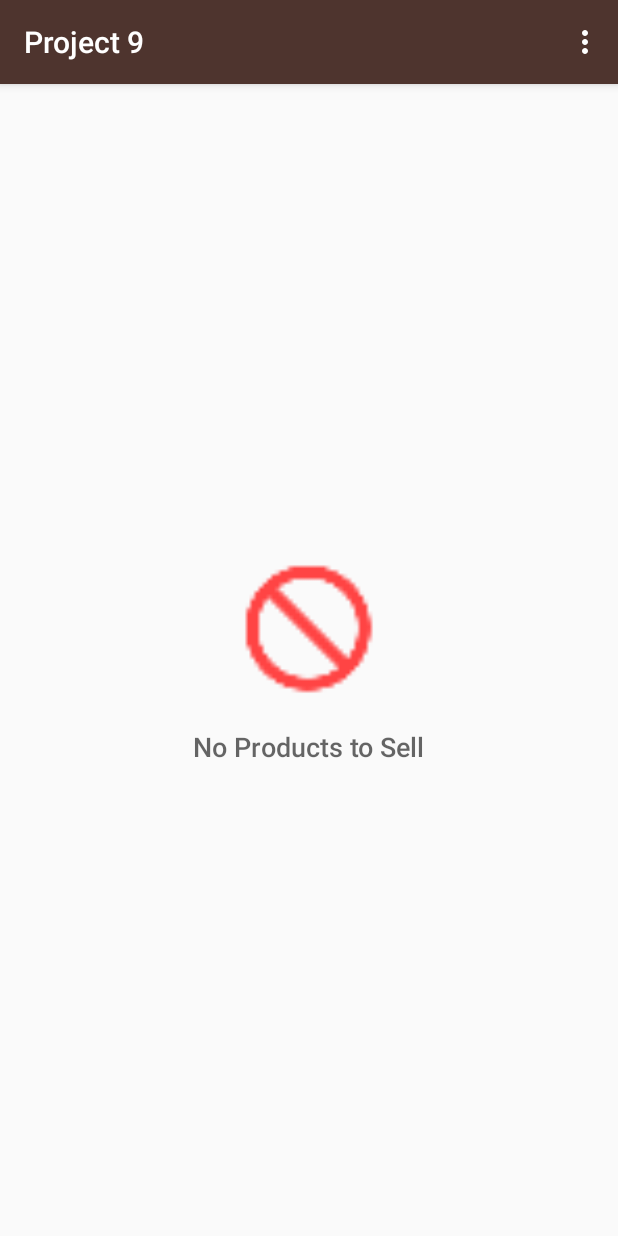
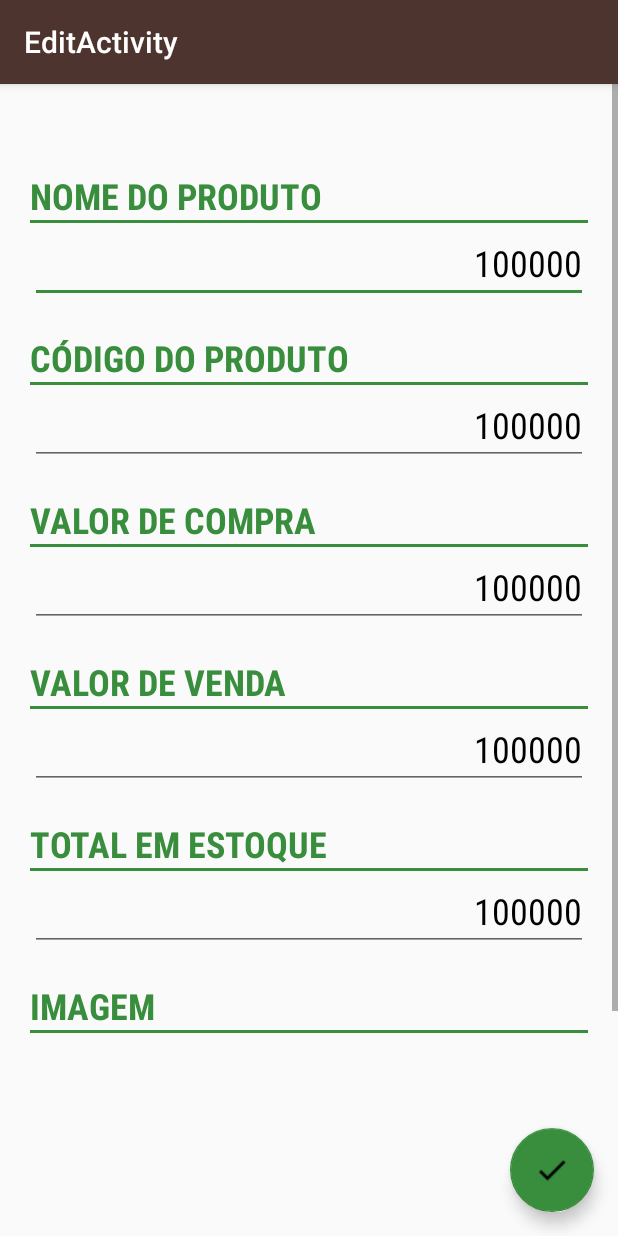
Before and after one commit to GustavoTDini/ABND---Project9, an Android app: the screen it shows after launch (InventoryActivity before the commit, EditActivity after it), in the options menu, after a tap on "Add New Product", on a phone screen of 412 x 824 dp. Run offline under Robolectric (Android 15) with nearby library versions, the phone set to English and light mode, and no system bars.

Commit message:
Add Other Activities Edit & Summary

```diff
--- a/app/src/main/AndroidManifest.xml
+++ b/app/src/main/AndroidManifest.xml
@@ -25,6 +25,11 @@
             android:authorities="com.example.android.project9"
             android:exported="false" />
 
+        <activity
+            android:name=".EditActivity"
+            android:label="@string/title_activity_edit"
+            android:theme="@style/AppTheme.NoActionBar" />
+        <activity android:name=".SummaryActivity"></activity>
     </application>
 
 </manifest>
--- a/app/src/main/java/com/example/android/project9/Data/InventoryContract.java
+++ b/app/src/main/java/com/example/android/project9/Data/InventoryContract.java
@@ -57,8 +57,9 @@ public class InventoryContract {
         public final static String COLUMN_PRODUCT_NAME ="name";
 
         /**
-         * Código do Produto
-         * <p>
+         * Código do Produto para fins de cadastro independente do Table Id, como
+         * por exemplo em um código de barras
+         *
          * Type: INTEGER
          */
         public final static String COLUMN_PRODUCT_CODE = "code";
--- /dev/null
+++ b/app/src/main/java/com/example/android/project9/EditActivity.java
@@ -0,0 +1,28 @@
+package com.example.android.project9;
+
+import android.os.Bundle;
+import android.support.design.widget.FloatingActionButton;
+import android.support.design.widget.Snackbar;
+import android.support.v7.app.AppCompatActivity;
+import android.support.v7.widget.Toolbar;
+import android.view.View;
+
+public class EditActivity extends AppCompatActivity {
+
+    @Override
+    protected void onCreate(Bundle savedInstanceState) {
+        super.onCreate( savedInstanceState );
+        setContentView( R.layout.activity_edit );
+        Toolbar toolbar = findViewById( R.id.toolbar );
+        setSupportActionBar( toolbar );
+
+        FloatingActionButton fab = findViewById( R.id.fab );
+        fab.setOnClickListener( new View.OnClickListener() {
+            @Override
+            public void onClick(View view) {
+                Snackbar.make( view, "Replace with your own action", Snackbar.LENGTH_LONG ).setAction( "Action", null ).show();
+            }
+        } );
+    }
+
+}
--- a/app/src/main/java/com/example/android/project9/InventoryActivity.java
+++ b/app/src/main/java/com/example/android/project9/InventoryActivity.java
@@ -1,10 +1,13 @@
 package com.example.android.project9;
 
 import android.app.LoaderManager;
+import android.content.ContentUris;
 import android.content.ContentValues;
 import android.content.CursorLoader;
+import android.content.Intent;
 import android.content.Loader;
 import android.database.Cursor;
+import android.net.Uri;
 import android.os.Bundle;
 import android.support.v7.app.AppCompatActivity;
 import android.support.v7.widget.Toolbar;
@@ -12,6 +15,7 @@ import android.util.Log;
 import android.view.Menu;
 import android.view.MenuItem;
 import android.view.View;
+import android.widget.AdapterView;
 import android.widget.ListView;
 
 import com.example.android.project9.Data.InventoryContract.InventoryEntry;
@@ -39,6 +43,26 @@ public class InventoryActivity extends AppCompatActivity implements LoaderManage
         mCursorAdapter = new InventoryCursorAdapter(this, null);
         InventoryListView.setAdapter( mCursorAdapter );
 
+        //Configura o ClickListener para abrir o EditMode do Produto
+        InventoryListView.setOnItemClickListener( new AdapterView.OnItemClickListener() {
+            @Override
+            public void onItemClick(AdapterView <?> parent, View view, int position, long id) {
+
+                Log.v( "Click", "onItemClick: " + id );
+                // abre o novo intent
+                Intent intent = new Intent( InventoryActivity.this, EditActivity.class );
+
+                // Carrega o Uri que contem o item clicado e o carrega como data para o intent
+                Uri currentPetUri = ContentUris.withAppendedId( InventoryEntry.CONTENT_URI, id );
+                intent.setData( currentPetUri );
+
+                Log.v( "Click", "onItemClick: " + id );
+
+                // Abre a nova Activity
+                startActivity( intent );
+            }
+        } );
+
         // Kick off the loader
         getLoaderManager().initLoader(INVENTORY_LOADER, null, this);
 
@@ -63,6 +87,12 @@ public class InventoryActivity extends AppCompatActivity implements LoaderManage
                 deleteInventory();
                 break;
             case (R.id.inventory_summary):
+                Intent summaryIntent = new Intent( InventoryActivity.this, SummaryActivity.class );
+                startActivity( summaryIntent );
+                break;
+            case (R.id.add_new_product):
+                Intent EditIntent = new Intent( InventoryActivity.this, EditActivity.class );
+                startActivity( EditIntent );
                 break;
         }
 
--- /dev/null
+++ b/app/src/main/res/drawable/delete_round_button.xml
@@ -0,0 +1,5 @@
+<?xml version="1.0" encoding="utf-8"?>
+<shape xmlns:android="http://schemas.android.com/apk/res/android">
+    <solid android:color="@android:color/holo_red_light" />
+    <corners android:radius="10dp" />
+</shape>
--- /dev/null
+++ b/app/src/main/res/layout/activity_edit.xml
@@ -0,0 +1,33 @@
+<?xml version="1.0" encoding="utf-8"?>
+<android.support.design.widget.CoordinatorLayout xmlns:android="http://schemas.android.com/apk/res/android"
+    xmlns:app="http://schemas.android.com/apk/res-auto"
+    xmlns:tools="http://schemas.android.com/tools"
+    android:layout_width="match_parent"
+    android:layout_height="match_parent"
+    tools:context="com.example.android.project9.EditActivity">
+
+    <android.support.design.widget.AppBarLayout
+        android:layout_width="match_parent"
+        android:layout_height="wrap_content"
+        android:theme="@style/AppTheme.AppBarOverlay">
+
+        <android.support.v7.widget.Toolbar
+            android:id="@+id/toolbar"
+            android:layout_width="match_parent"
+            android:layout_height="?attr/actionBarSize"
+            android:background="?attr/colorPrimary"
+            app:popupTheme="@style/AppTheme.PopupOverlay" />
+
+    </android.support.design.widget.AppBarLayout>
+
+    <include layout="@layout/content_edit" />
+
+    <android.support.design.widget.FloatingActionButton
+        android:id="@+id/fab"
+        android:layout_width="wrap_content"
+        android:layout_height="wrap_content"
+        android:layout_gravity="bottom|end"
+        android:layout_margin="@dimen/fab_margin"
+        app:srcCompat="@drawable/ic_check" />
+
+</android.support.design.widget.CoordinatorLayout>
--- /dev/null
+++ b/app/src/main/res/layout/content_edit.xml
@@ -0,0 +1,161 @@
+<?xml version="1.0" encoding="utf-8"?>
+<ScrollView xmlns:android="http://schemas.android.com/apk/res/android"
+    xmlns:app="http://schemas.android.com/apk/res-auto"
+    xmlns:tools="http://schemas.android.com/tools"
+    android:layout_width="match_parent"
+    android:layout_height="match_parent"
+    app:layout_behavior="@string/appbar_scrolling_view_behavior"
+    tools:context="com.example.android.project9.EditActivity"
+    tools:showIn="@layout/activity_edit">
+
+    <LinearLayout
+        android:layout_width="match_parent"
+        android:layout_height="wrap_content"
+        android:layout_marginTop="18dp"
+        android:orientation="vertical"
+        android:padding="20dp">
+
+        <TextView
+            style="@style/SummaryLabels"
+            android:layout_width="match_parent"
+            android:layout_height="wrap_content"
+            android:layout_marginTop="20dp"
+            android:text="Nome do Produto" />
+
+        <ImageView
+            android:layout_width="match_parent"
+            android:layout_height="2dp"
+            android:background="@color/colorAccent" />
+
+        <EditText
+            android:id="@+id/edit_name"
+            style="@style/SummaryValues"
+            android:layout_width="match_parent"
+            android:layout_height="wrap_content"
+            android:text="100000"
+            android:textAlignment="textEnd" />
+
+        <TextView
+            style="@style/SummaryLabels"
+            android:layout_width="wrap_content"
+            android:layout_height="wrap_content"
+            android:layout_marginTop="20dp"
+            android:text="Código do Produto" />
+
+        <ImageView
+            android:layout_width="match_parent"
+            android:layout_height="2dp"
+            android:background="@color/colorAccent" />
+
+        <EditText
+            android:id="@+id/edit_code"
+            style="@style/SummaryValues"
+            android:layout_width="match_parent"
+            android:layout_height="wrap_content"
+            android:text="100000"
+            android:textAlignment="textEnd" />
+
+        <TextView
+            style="@style/SummaryLabels"
+            android:layout_width="wrap_content"
+            android:layout_height="wrap_content"
+            android:layout_marginTop="20dp"
+            android:text="Valor de Compra" />
+
+        <ImageView
+            android:layout_width="match_parent"
+            android:layout_height="2dp"
+            android:background="@color/colorAccent" />
+
+        <EditText
+            android:id="@+id/edit_buy"
+            style="@style/SummaryValues"
+            android:layout_width="match_parent"
+            android:layout_height="wrap_content"
+            android:text="100000"
+            android:textAlignment="textEnd" />
+
+        <TextView
+            style="@style/SummaryLabels"
+            android:layout_width="wrap_content"
+            android:layout_height="wrap_content"
+            android:layout_marginTop="20dp"
+            android:text="Valor de Venda" />
+
+        <ImageView
+            android:layout_width="match_parent"
+            android:layout_height="2dp"
+            android:background="@color/colorAccent" />
+
+        <EditText
+            android:id="@+id/edit_sell"
+            style="@style/SummaryValues"
+            android:layout_width="match_parent"
+            android:layout_height="wrap_content"
+            android:text="100000"
+            android:textAlignment="textEnd" />
+
+        <TextView
+            style="@style/SummaryLabels"
+            android:layout_width="wrap_content"
+            android:layout_height="wrap_content"
+            android:layout_marginTop="20dp"
+            android:text="Total em Estoque" />
+
+        <ImageView
+            android:layout_width="match_parent"
+            android:layout_height="2dp"
+            android:background="@color/colorAccent" />
+
+        <EditText
+            android:id="@+id/edit_stock"
+            style="@style/SummaryValues"
+            android:layout_width="match_parent"
+            android:layout_height="wrap_content"
+            android:text="100000"
+            android:textAlignment="textEnd" />
+
+        <TextView
+            style="@style/SummaryLabels"
+            android:layout_width="wrap_content"
+            android:layout_height="wrap_content"
+            android:layout_marginTop="20dp"
+            android:text="Imagem" />
+
+        <ImageView
+            android:layout_width="match_parent"
+            android:layout_height="2dp"
+            android:background="@color/colorAccent" />
+
+        <ImageView
+            android:id="@+id/edit_Image"
+            style="@style/SummaryValues"
+            android:layout_width="match_parent"
+            android:layout_height="200dp"
+            android:textAlignment="textEnd" />
+
+        <Button
+            android:id="@+id/edit_image_button"
+            android:layout_width="match_parent"
+            android:layout_height="30dp"
+            android:layout_marginTop="4dp"
+            android:background="@drawable/round_button"
+            android:padding="6dp"
+            android:text="Selecionar Imagem"
+            android:textAlignment="textEnd"
+            android:textColor="@android:color/white" />
+
+        <Button
+            android:id="@+id/delete_button"
+            android:layout_width="match_parent"
+            android:layout_height="50dp"
+            android:layout_marginTop="18dp"
+            android:background="@drawable/delete_round_button"
+            android:padding="6dp"
+            android:text="Deletar"
+            android:textAlignment="center"
+            android:textColor="@android:color/white" />
+
+    </LinearLayout>
+
+</ScrollView>
--- a/app/src/main/res/values/strings.xml
+++ b/app/src/main/res/values/strings.xml
@@ -1,4 +1,5 @@
 <resources>
     <string name="app_name">Project 9</string>
     <string name="action_settings">Settings</string>
+    <string name="title_activity_edit">EditActivity</string>
 </resources>
--- a/app/src/main/res/values/styles.xml
+++ b/app/src/main/res/values/styles.xml
@@ -38,4 +38,19 @@
         <item name="android:textStyle">bold</item>
     </style>
 
+    <style name="SummaryLabels">
+        <item name="android:textSize">24sp</item>
+        <item name="android:textStyle">bold</item>
+        <item name="android:fontFamily">sans-serif-condensed</item>
+        <item name="android:textAllCaps">true</item>
+        <item name="android:textColor">@color/colorAccent</item>
+    </style>
+
+    <style name="SummaryValues">
+        <item name="android:textSize">24sp</item>
+        <item name="android:fontFamily">sans-serif-condensed</item>
+        <item name="android:textAllCaps">true</item>
+        <item name="android:textColor">@android:color/black</item>
+    </style>
+
 </resources>
```
Also changed, not shown: app/src/main/java/com/example/android/project9/Data/InventoryProvider.java (+55 -21 lines), app/src/main/java/com/example/android/project9/SummaryActivity.java (added, +13 -0 lines), app/src/main/res/layout/activity_summary.xml (added, +116 -0 lines), app/src/main/res/drawable-hdpi/ic_check.png (added), app/src/main/res/drawable-mdpi/ic_check.png (added), app/src/main/res/drawable-xhdpi/ic_check.png (added), app/src/main/res/drawable-xxhdpi/ic_check.png (added), app/src/main/res/drawable-xxxhdpi/ic_check.png (added), 426 other files.
